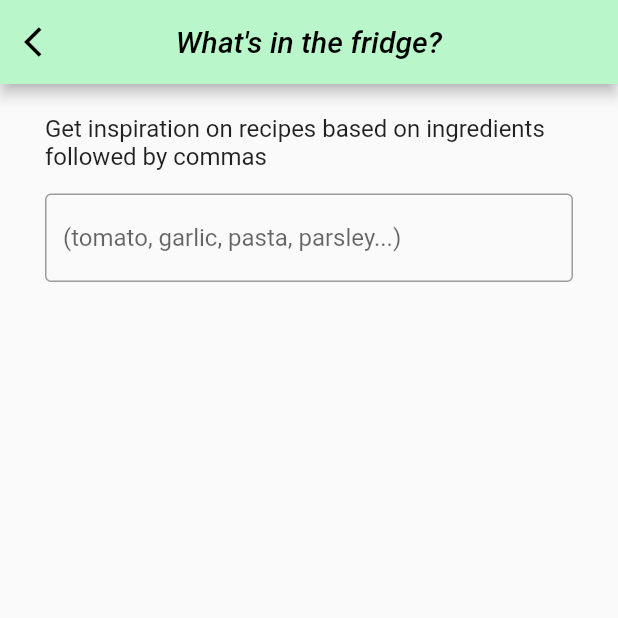
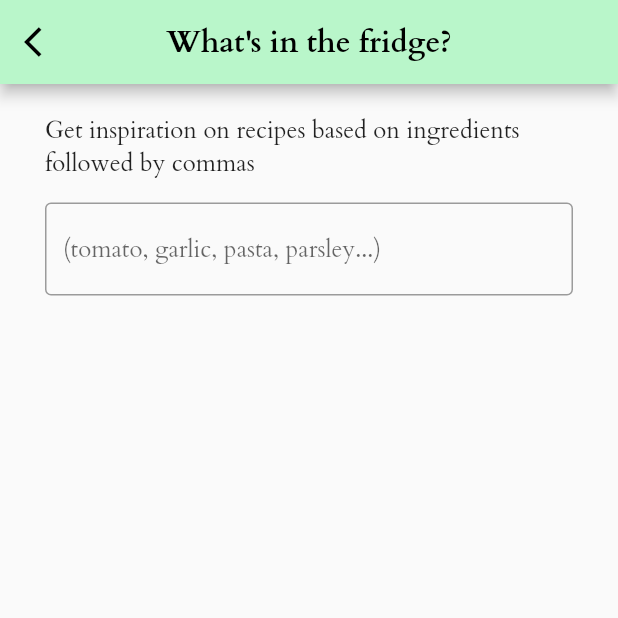
Before and after one commit to gu-tig169/Grupp9, a Flutter app: the screen it shows after launch, after a tap on "Inspiration", on a phone screen of 412 x 824 dp, the top half of it. Run offline on Flutter 3.47's test engine with Material 2 defaults, Android fonts, the phone set to English and light mode, and no system bars; network calls fail.

Commit message:
Ändrat textstil
Ändrat textfilen så att den överensstämmer med designen samt gjort nya fonten till default.

```diff
--- a/lib/FavoriteView.dart
+++ b/lib/FavoriteView.dart
@@ -14,7 +14,7 @@ class FavoriteView extends StatelessWidget {
           title: Text(
             'Favorite List',
             style: TextStyle(
-                color: Colors.black, fontSize: 20, fontStyle: FontStyle.italic),
+                color: Colors.black, fontSize: 20, fontWeight: FontWeight.bold),
           ),
           actions: [
             DropdownButton(
--- a/lib/Fridge.dart
+++ b/lib/Fridge.dart
@@ -13,7 +13,7 @@ class Fridge extends StatelessWidget {
           title: Text("What's in the fridge?",
               style: TextStyle(
                   fontSize: 20,
-                  fontStyle: FontStyle.italic,
+                  fontWeight: FontWeight.bold,
                   color: Colors.black)),
           centerTitle: true,
           actions: []),
--- a/lib/Homeview.dart
+++ b/lib/Homeview.dart
@@ -14,9 +14,9 @@ class Homeview extends StatelessWidget {
               crossAxisAlignment: CrossAxisAlignment.center,
               children: [
                 _introTextOne(),
-                Container(height: 10),
+                Container(height: 5),
                 _introTextTwo(),
-                Container(height: 40),
+                Container(height: 25),
                 _introTextThree(),
                 Container(
                   height: 50,
@@ -37,7 +37,7 @@ class Homeview extends StatelessWidget {
   Widget _introTextOne() {
     return Text(
       'Welcome to',
-      style: TextStyle(fontSize: 18),
+      style: TextStyle(fontSize: 22),
     );
   }
 
@@ -45,16 +45,16 @@ class Homeview extends StatelessWidget {
     return Text(
       'Foodies',
       style: TextStyle(
-          fontSize: 35,
-          fontWeight: FontWeight.bold,
-          fontStyle: FontStyle.italic),
+        fontSize: 45,
+        fontWeight: FontWeight.bold,
+      ),
     );
   }
 
   Widget _introTextThree() {
     return Text(
       'Search through hundreds of different recipes',
-      style: TextStyle(fontSize: 18),
+      style: TextStyle(fontSize: 20),
     );
   }
 
--- a/lib/RecipeView.dart
+++ b/lib/RecipeView.dart
@@ -20,7 +20,7 @@ class _RecipeViewState extends State<RecipeView> {
         title: Text(
           'Recipe List',
           style: TextStyle(
-              color: Colors.black, fontSize: 20, fontStyle: FontStyle.italic),
+              color: Colors.black, fontSize: 20, fontWeight: FontWeight.bold),
         ),
         actions: [
           Row(
--- a/lib/SearchView.dart
+++ b/lib/SearchView.dart
@@ -19,7 +19,7 @@ class _SearchViewState extends State<SearchView> {
         title: Text(
           "Search for a recipe",
           style: TextStyle(
-              color: Colors.black, fontStyle: FontStyle.italic, fontSize: 20),
+              color: Colors.black, fontWeight: FontWeight.bold, fontSize: 20),
         ),
       ),
       body: SingleChildScrollView(
--- a/lib/main.dart
+++ b/lib/main.dart
@@ -10,6 +10,7 @@ class MyApp extends StatelessWidget {
   Widget build(BuildContext context) {
     return MaterialApp(
       title: 'Foodies',
+      theme: ThemeData(fontFamily: 'Cardo'),
       home: Homeview(),
     );
   }
```
Also changed, not shown: lib/FocusRecipeView.dart (+5 -2 lines), pubspec.yaml (+9 -7 lines), fonts/Cardo-Bold.ttf (added), fonts/Cardo-Italic.ttf (added), fonts/Cardo-Regular.ttf (added).
